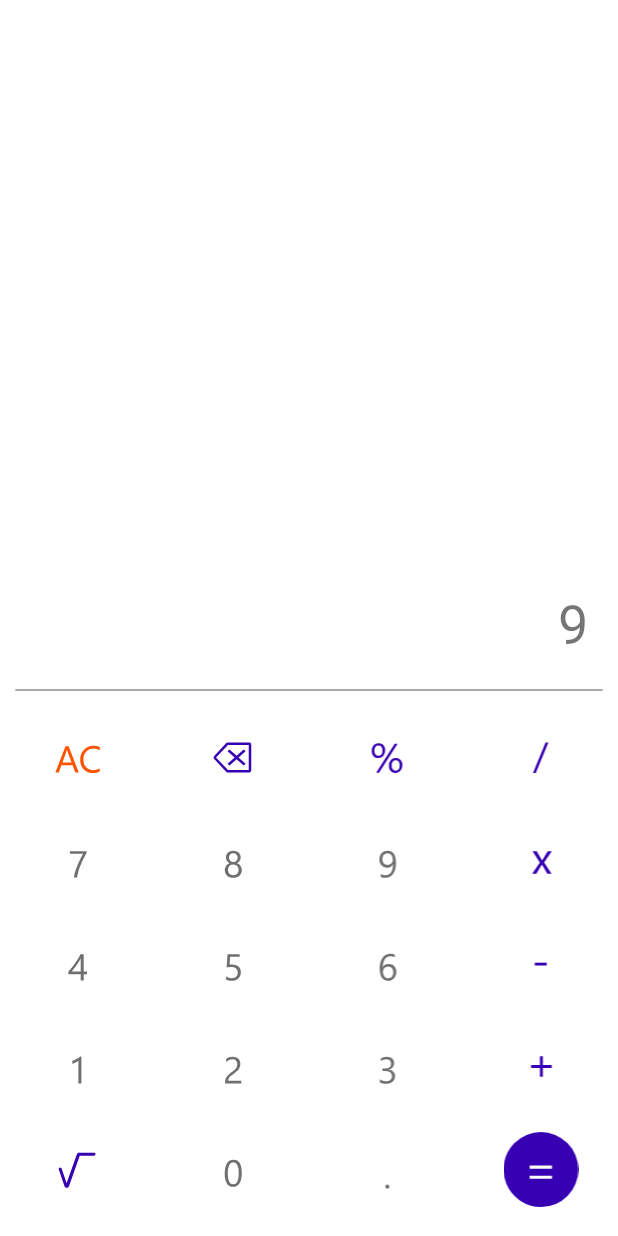
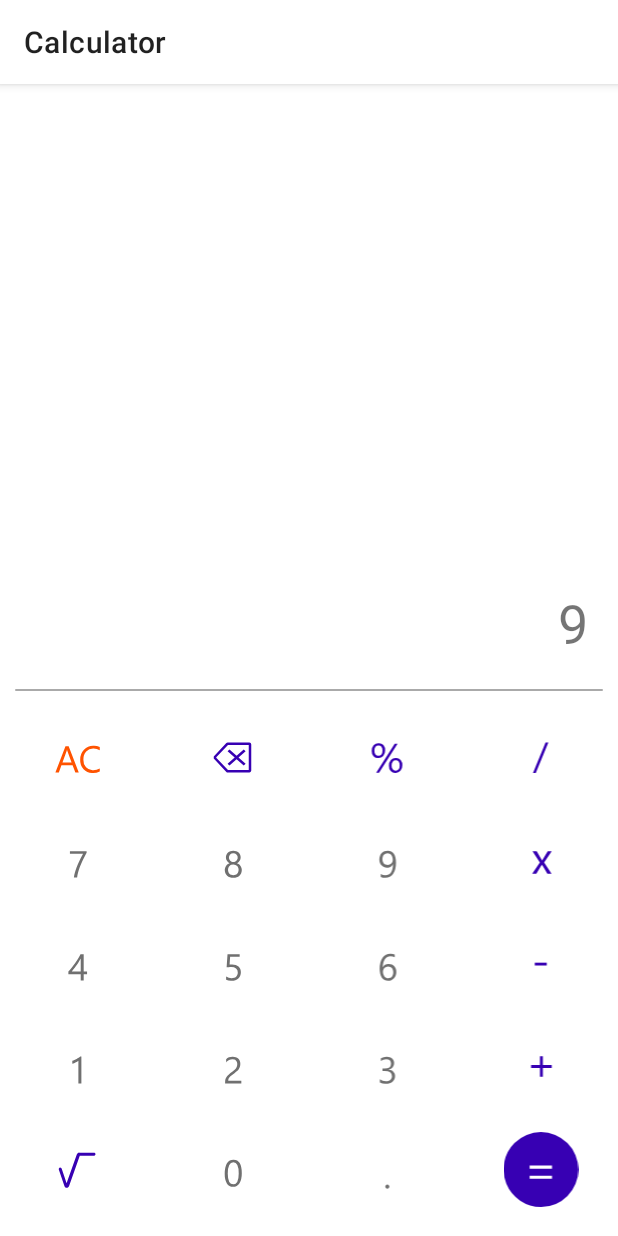
Before and after one commit to venusaim23/Android-Calculator, an Android app: the screen it shows after launch (MainActivity), on a phone screen of 412 x 824 dp. Run offline under Robolectric (Android 15) with nearby library versions, the phone set to English and light mode, and no system bars.

Commit message:
migrated base layout from Constraint Layout to Coordinator Layout

```diff
--- a/app/src/main/res/layout/activity_main.xml
+++ b/app/src/main/res/layout/activity_main.xml
@@ -1,7 +1,31 @@
 <?xml version="1.0" encoding="utf-8"?>
-<androidx.constraintlayout.widget.ConstraintLayout xmlns:android="http://schemas.android.com/apk/res/android"
+<androidx.coordinatorlayout.widget.CoordinatorLayout xmlns:android="http://schemas.android.com/apk/res/android"
     xmlns:app="http://schemas.android.com/apk/res-auto"
     xmlns:tools="http://schemas.android.com/tools"
+    android:layout_width="match_parent"
+    android:layout_height="match_parent"
+    tools:context=".MainActivity">
+
+    <com.google.android.material.appbar.AppBarLayout
+        android:layout_width="match_parent"
+        android:layout_height="wrap_content"
+        android:background="?attr/colorOnPrimary"
+        android:fitsSystemWindows="true">
+
+        <androidx.appcompat.widget.Toolbar
+            android:id="@+id/toolbar_calculator"
+            android:layout_width="match_parent"
+            android:layout_height="?attr/actionBarSize"
+            app:title="@string/app_name" />
+    </com.google.android.material.appbar.AppBarLayout>
+
+    <androidx.core.widget.NestedScrollView
+        android:layout_width="match_parent"
+        android:layout_height="match_parent"
+        android:fillViewport="true"
+        app:layout_behavior="com.google.android.material.appbar.AppBarLayout$ScrollingViewBehavior">
+
+        <androidx.constraintlayout.widget.ConstraintLayout
             android:layout_width="match_parent"
             android:layout_height="match_parent"
             tools:context=".MainActivity">
@@ -356,3 +380,5 @@
                 </TableRow>
             </TableLayout>
         </androidx.constraintlayout.widget.ConstraintLayout>
+    </androidx.core.widget.NestedScrollView>
+</androidx.coordinatorlayout.widget.CoordinatorLayout>
```
Lines whose indentation alone changed are shown as unchanged.
